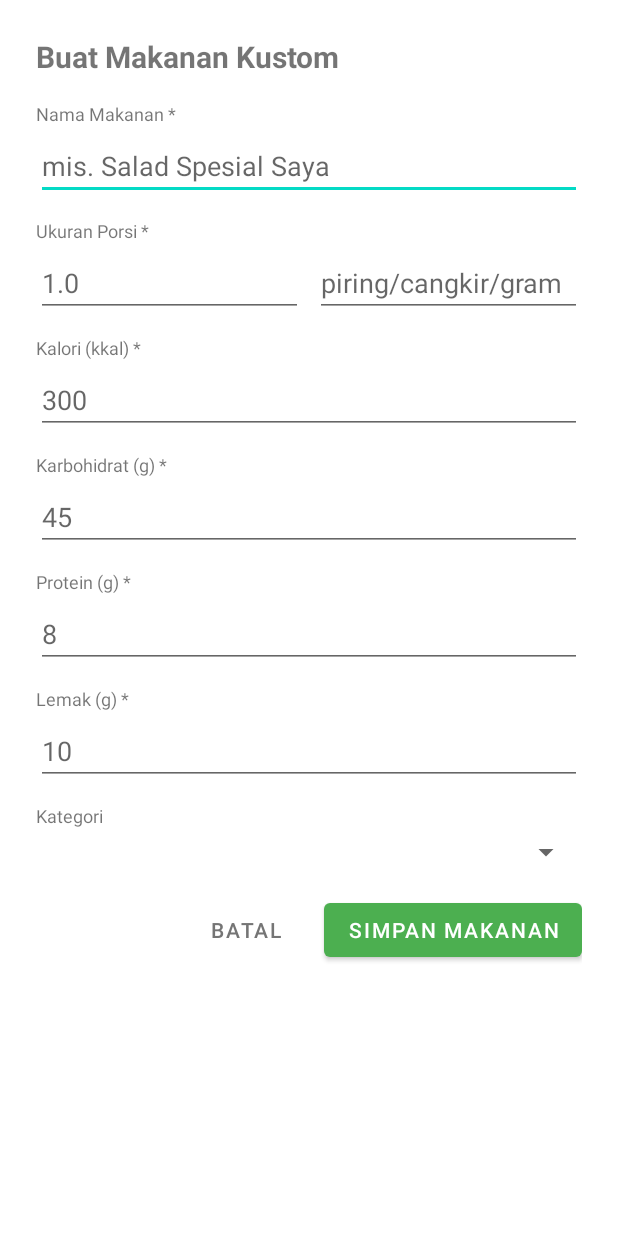
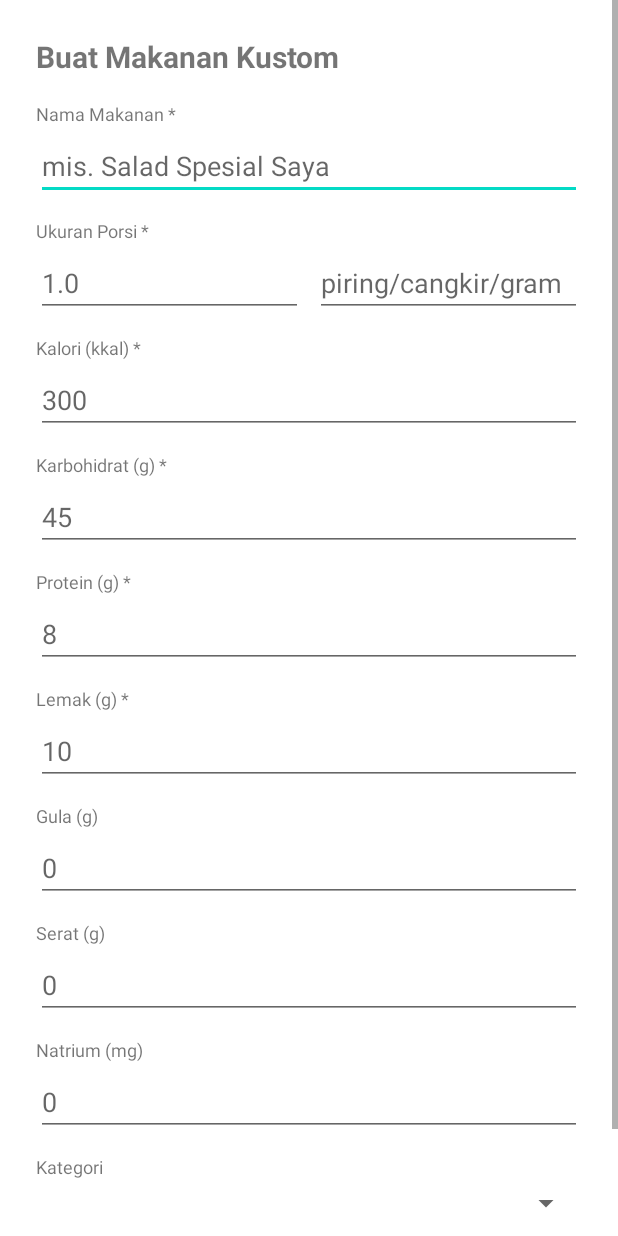
Before and after one commit to TrendoD/Nutri-Mate, an Android app: the layout dialog_create_food.xml on its own in the app's theme, with its tools: preview values and no code run, on a phone screen of 412 x 824 dp. Run offline under Robolectric (Android 15) with nearby library versions, the phone set to English and light mode, and no system bars.

Commit message:
Update Fitur medis
fitur medis dengan mengaktifkan pelacakan dan peringatan untuk Gula, Serat, dan Natrium (Sodium), serta memperbaiki sistem peringatan agar bersifat personal.

```diff
--- a/app/src/main/java/com/example/nutrimate/FoodSearchAdapter.kt
+++ b/app/src/main/java/com/example/nutrimate/FoodSearchAdapter.kt
@@ -19,6 +19,7 @@ class FoodSearchAdapter(
         val tvName: TextView = view.findViewById(R.id.tvName)
         val tvDetails: TextView = view.findViewById(R.id.tvDetails)
         val tvNutrition: TextView = view.findViewById(R.id.tvNutrition)
+        val tvNutritionExtra: TextView = view.findViewById(R.id.tvNutritionExtra)
         val tvCategory: TextView = view.findViewById(R.id.tvCategory)
         val ivFavorite: ImageView = view.findViewById(R.id.ivFavorite)
     }
@@ -34,6 +35,7 @@ class FoodSearchAdapter(
         holder.tvName.text = food.name
         holder.tvDetails.text = "${food.servingSize} ${food.servingUnit} | ${food.calories.toInt()} kkal"
         holder.tvNutrition.text = "K: ${food.carbs.toInt()}g | P: ${food.protein.toInt()}g | L: ${food.fat.toInt()}g"
+        holder.tvNutritionExtra.text = "Gula: ${food.sugar.toInt()}g | Srt: ${food.fiber.toInt()}g | Na: ${food.sodium.toInt()}mg"
 
         // Translate category for display
         holder.tvCategory.text = when(food.category) {
--- a/app/src/main/res/layout/dialog_create_food.xml
+++ b/app/src/main/res/layout/dialog_create_food.xml
@@ -127,6 +127,51 @@
         <TextView
             android:layout_width="wrap_content"
             android:layout_height="wrap_content"
+            android:text="Gula (g)"
+            android:textSize="12sp"
+            android:layout_marginBottom="4dp"/>
+
+        <EditText
+            android:id="@+id/etSugar"
+            android:layout_width="match_parent"
+            android:layout_height="wrap_content"
+            android:hint="0"
+            android:inputType="numberDecimal"
+            android:layout_marginBottom="12dp"/>
+
+        <TextView
+            android:layout_width="wrap_content"
+            android:layout_height="wrap_content"
+            android:text="Serat (g)"
+            android:textSize="12sp"
+            android:layout_marginBottom="4dp"/>
+
+        <EditText
+            android:id="@+id/etFiber"
+            android:layout_width="match_parent"
+            android:layout_height="wrap_content"
+            android:hint="0"
+            android:inputType="numberDecimal"
+            android:layout_marginBottom="12dp"/>
+
+        <TextView
+            android:layout_width="wrap_content"
+            android:layout_height="wrap_content"
+            android:text="Natrium (mg)"
+            android:textSize="12sp"
+            android:layout_marginBottom="4dp"/>
+
+        <EditText
+            android:id="@+id/etSodium"
+            android:layout_width="match_parent"
+            android:layout_height="wrap_content"
+            android:hint="0"
+            android:inputType="numberDecimal"
+            android:layout_marginBottom="12dp"/>
+
+        <TextView
+            android:layout_width="wrap_content"
+            android:layout_height="wrap_content"
             android:text="Kategori"
             android:textSize="12sp"
             android:layout_marginBottom="4dp"/>
```
Also changed, not shown: app/src/main/assets/food_data.json (+60 -15 lines), app/src/main/java/com/example/nutrimate/AddFoodActivity.kt (+13 -1 lines), app/src/main/java/com/example/nutrimate/MainActivity.kt (+24 -9 lines), app/src/main/res/layout/item_food_search.xml (+9 -0 lines).
